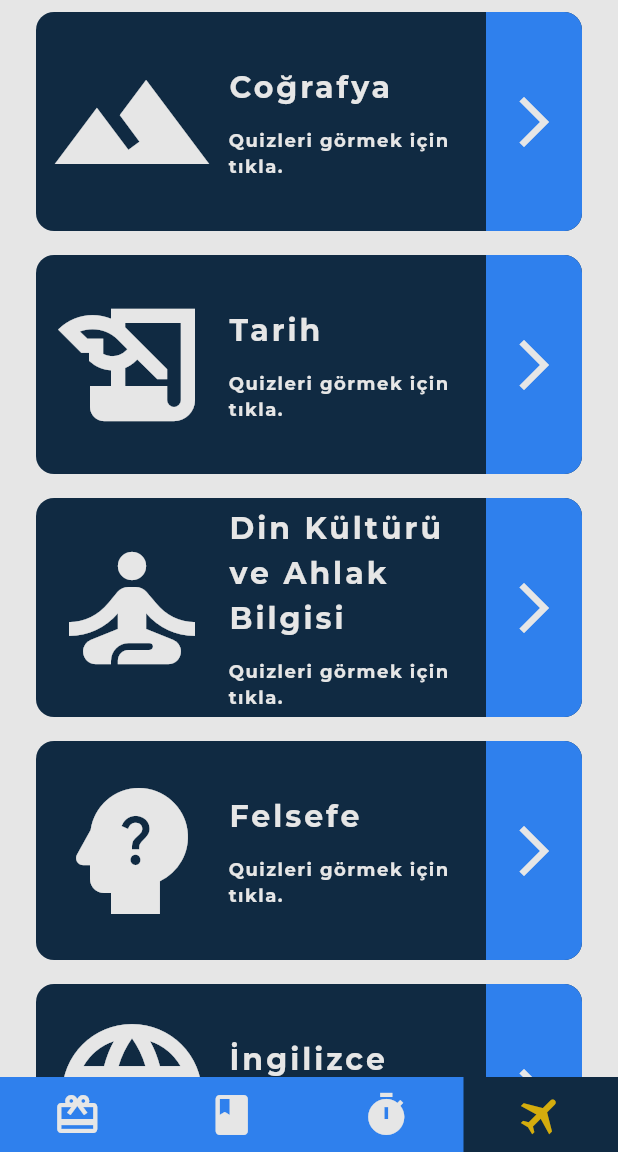
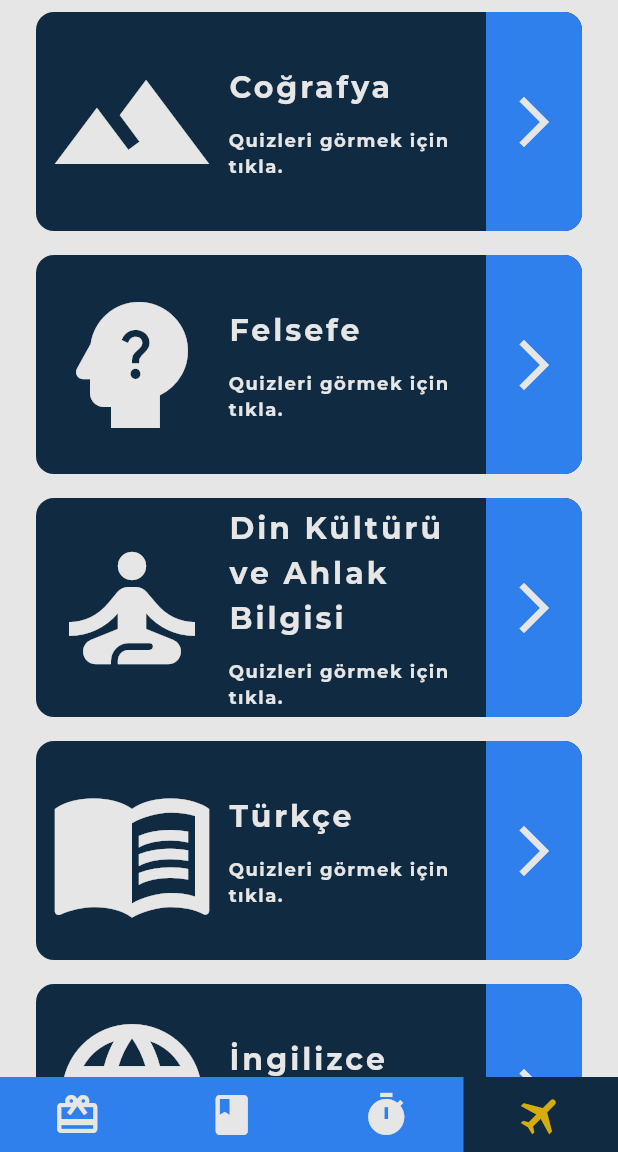
Before and after one commit to NisaDost/EduPilot, a Flutter app: the screen it shows after launch, scrolled down 1152 dp, on a phone screen of 412 x 824 dp, the part 84-1236 px from its top. Run offline on Flutter 3.47's test engine with Material 3 defaults, Android fonts, the phone set to English and light mode, and no system bars; our stand-ins replace firebase_core, flutter_riverpod, google_fonts, riverpod_annotation; accounts and stored records are empty; generated files the repository leaves out were written again.

Commit message:
update model mentality

```diff
--- a/edupilot/lib/models/quiz/difficulty.dart
+++ b/edupilot/lib/models/quiz/difficulty.dart
@@ -2,5 +2,4 @@
   easy,
   medium,
   hard,
-  extreme
 }
--- a/edupilot/lib/models/quiz/lesson.dart
+++ b/edupilot/lib/models/quiz/lesson.dart
@@ -1,70 +1,24 @@
 import 'package:flutter/material.dart';
+class Lesson {
 
-enum Lesson {
-  math(
-    name: 'Matematik',
-    icon: Icons.calculate,
-    point: 30
-  ),
-  geometry(
-    name: 'Geometri',
-    icon: Icons.architecture,
-    point: 25
-  ),
-  physics(
-    name: 'Fizik',
-    icon: Icons.engineering,
-    point: 25
-  ),
-  chemistry(
-    name: 'Kimya',
-    icon: Icons.science,
-    point: 25
-  ),
-  biology(
-    name: 'Biyoloji',
-    icon: Icons.biotech,
-    point: 25
-  ),
-  history(
-    name: 'Tarih',
-    icon: Icons.history_edu,
-    point: 20
-  ),
-  geography(
-    name: 'Coğrafya',
-    icon: Icons.terrain,
-    point: 20
-  ),
-  philosophy(
-    name: 'Felsefe',
-    icon: Icons.psychology_alt,
-    point: 20
-  ),
-  religion(
-    name: 'Din Kültürü ve Ahlak Bilgisi',
-    icon: Icons.self_improvement,
-    point: 20
-  ),
-  turkish(
-    name: 'Türkçe',
-    icon: Icons.menu_book,
-    point: 30
-  ),
-  english(
-    name: 'İngilizce',
-    icon: Icons.language,
-    point: 20
-  );
-
-  const Lesson({
+  // contructor
+  Lesson({
+    required this.id,
     required this.name,
     required this.icon,
-    required this.point,
   });
 
+  // fields
+  final String id;
   final String name;
   final IconData? icon;
-  final int point;
+  bool _isFav = false;
 
+  // getters
+  bool get isFav => _isFav;
+
+  // methods
+  void toggleIsFav() {
+    _isFav = !_isFav;
+  }
 }
--- a/edupilot/lib/models/quiz/quiz.dart
+++ b/edupilot/lib/models/quiz/quiz.dart
@@ -1,25 +1,22 @@
-import 'package:edupilot/models/quiz/lesson.dart';
+import 'package:edupilot/models/quiz/difficulty.dart';
+import 'package:edupilot/models/quiz/subject.dart';
 
 class Quiz {
 
   // contructor
   Quiz({
     required this.id,
-    required this.lesson,
+    required this.subject,
+    required this.difficulty,
     required this.pointPerQuestion,
+    required this.isActive,
   });
 
   // fields
   final String id;
-  final Lesson lesson;
+  final Subject subject;
+  final Difficulty difficulty;
   final int pointPerQuestion;
-  bool _isFav = false;
+  final bool isActive;
 
-  // getters
-  bool get isFav => _isFav;
-
-  // methods
-  void toggleIsFav() {
-    _isFav = !_isFav;
-  }
 }
--- /dev/null
+++ b/edupilot/lib/providers/lesson_provider.dart
@@ -0,0 +1,48 @@
+import 'package:edupilot/models/quiz/lesson.dart';
+import 'package:flutter/material.dart';
+import 'package:riverpod_annotation/riverpod_annotation.dart';
+
+part 'lesson_provider.g.dart';
+
+// dart run build_runner watch
+
+List<Lesson> allLessons = [
+  Lesson(id: '1', name: 'Matematik', icon: Icons.calculate),
+  Lesson(id: '2', name: 'Geometri', icon: Icons.architecture),
+  Lesson(id: '3', name: 'Fizik', icon: Icons.engineering),
+  Lesson(id: '4', name: 'Kimya', icon: Icons.science),
+  Lesson(id: '5', name: 'Biyoloji', icon: Icons.biotech),
+  Lesson(id: '6', name: 'Tarih', icon: Icons.history_edu),
+  Lesson(id: '7', name: 'Coğrafya', icon: Icons.terrain),
+  Lesson(id: '8', name: 'Felsefe', icon: Icons.psychology_alt),
+  Lesson(id: '9', name: 'Din Kültürü ve Ahlak Bilgisi', icon: Icons.self_improvement),
+  Lesson(id: '10', name: 'Türkçe', icon: Icons.menu_book),
+  Lesson(id: '11', name: 'İngilizce', icon: Icons.language),
+];
+
+@riverpod
+class LessonNotifier extends _$LessonNotifier {
+
+  // inital value
+  @override
+  Set<Lesson> build() {
+    return const {};
+  }
+}
+
+// generated providers
+
+@riverpod
+List<Lesson> lessons(ref) {
+  return allLessons;
+}
+
+@riverpod
+List<Lesson> favLessons(ref) {
+  return allLessons.where((l) => l.isFav).toList();
+}
+
+@riverpod
+List<Lesson> notFavLessons(ref) {
+  return allLessons.where((l) => !l.isFav).toList();
+}
--- a/edupilot/lib/screens/home/home_screen.dart
+++ b/edupilot/lib/screens/home/home_screen.dart
@@ -1,5 +1,5 @@
-import 'package:edupilot/providers/quiz_provider.dart';
-import 'package:edupilot/screens/home/widgets/quiz_card.dart';
+import 'package:edupilot/providers/lesson_provider.dart';
+import 'package:edupilot/screens/home/widgets/lesson_card.dart';
 import 'package:edupilot/shared/styled_text.dart';
 import 'package:edupilot/theme.dart';
 import 'package:flutter/material.dart';
@@ -10,8 +10,8 @@
 
   @override
   Widget build(BuildContext context, WidgetRef ref) {
-    final quizzes = ref.watch(quizzesProvider);
-    // final favQuizzes = ref.watch(favQuizzesProvider);
+    final lessons = ref.watch(lessonsProvider);
+    // final favLessons = ref.watch(favLessonsProvider);
 
     return SingleChildScrollView(
       padding: const EdgeInsets.fromLTRB(16, 0, 16, 16),
@@ -67,10 +67,10 @@
           ListView.builder(
             shrinkWrap: true,
             physics: const NeverScrollableScrollPhysics(),
-            itemCount: quizzes.length,
+            itemCount: lessons.length,
             itemBuilder: (context, index) {
-              return QuizCard(
-                quiz: quizzes[index],
+              return LessonCard(
+                lesson: lessons[index],
                 onTap: () {
                   // Navigate to quiz page, etc.
                 },
--- a/edupilot/lib/screens/home/widgets/quiz_card.dart
+++ b/edupilot/lib/screens/home/widgets/lesson_card.dart
@@ -1,21 +1,20 @@
+import 'package:edupilot/models/quiz/lesson.dart';
 import 'package:edupilot/shared/styled_text.dart';
 import 'package:flutter/material.dart';
-import 'package:edupilot/models/quiz/quiz.dart';
 import 'package:edupilot/theme.dart';
 
-class QuizCard extends StatelessWidget {
-  final Quiz quiz;
+class LessonCard extends StatelessWidget {
+  final Lesson lesson;
   final VoidCallback? onTap;
 
-  const QuizCard({
+  const LessonCard({
     super.key,
-    required this.quiz,
+    required this.lesson,
     this.onTap,
   });
 
   @override
   Widget build(BuildContext context) {
-    final lesson = quiz.lesson;
 
     return Container(
       margin: const EdgeInsets.all(8),
--- a/edupilot/lib/screens/profile/profile_screen.dart
+++ b/edupilot/lib/screens/profile/profile_screen.dart
@@ -25,9 +25,8 @@
         child: Column(
           children: [
             // kişisel bilgiler + avatar
-            const SizedBox(height: 8),
             Container(
-              padding: const EdgeInsets.fromLTRB(16, 0, 16, 16),
+              padding: const EdgeInsets.all(16),
               color: AppColors.backgroundColor,
               child: Row(
                 mainAxisAlignment: MainAxisAlignment.spaceBetween,
@@ -151,7 +150,6 @@
                 ],
               ),
             ),
-            const SizedBox(height: 8),
           ],
         ),
       ),
--- a/edupilot/lib/screens/profile/widgets/heart.dart
+++ b/edupilot/lib/screens/profile/widgets/heart.dart
@@ -1,10 +1,10 @@
-import 'package:edupilot/models/quiz/quiz.dart';
+import 'package:edupilot/models/quiz/lesson.dart';
 import 'package:flutter/material.dart';
 
 class Heart extends StatefulWidget {
   const Heart({super.key, required this.lesson, required this.defaultColor});
 
-  final Quiz lesson;
+  final Lesson lesson;
   final Color defaultColor;
 
   @override
```
Also changed, not shown: edupilot/lib/models/quiz/subject.dart (+34 -35 lines), edupilot/lib/providers/quiz_provider.dart (+36 -19 lines), edupilot/lib/screens/profile/widgets/achievement/achievement_card.dart (+6 -6 lines), edupilot/lib/screens/profile/widgets/achievement/achievement_pop_up.dart (+5 -6 lines), edupilot/lib/screens/profile/widgets/favorite/fav_lesson_card.dart (+4 -4 lines), edupilot/lib/screens/profile/widgets/favorite/favorite_pop_up.dart (+14 -14 lines), edupilot/lib/providers/lesson_provider.g.dart (added), edupilot/lib/providers/quiz_provider.g.dart.
